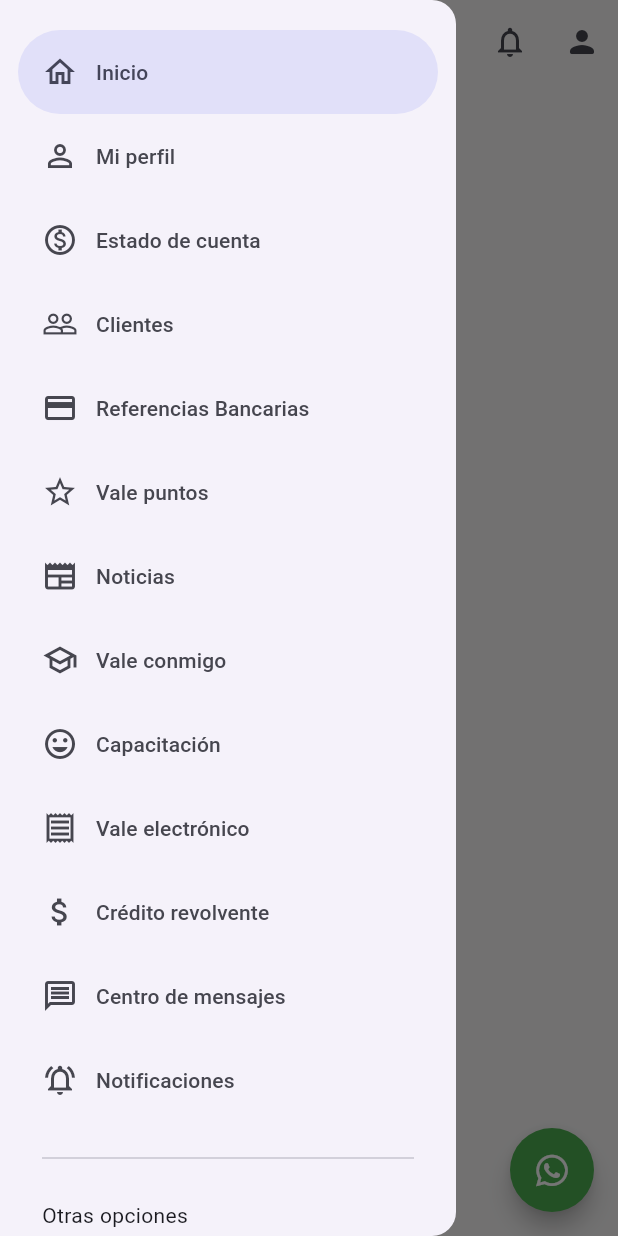
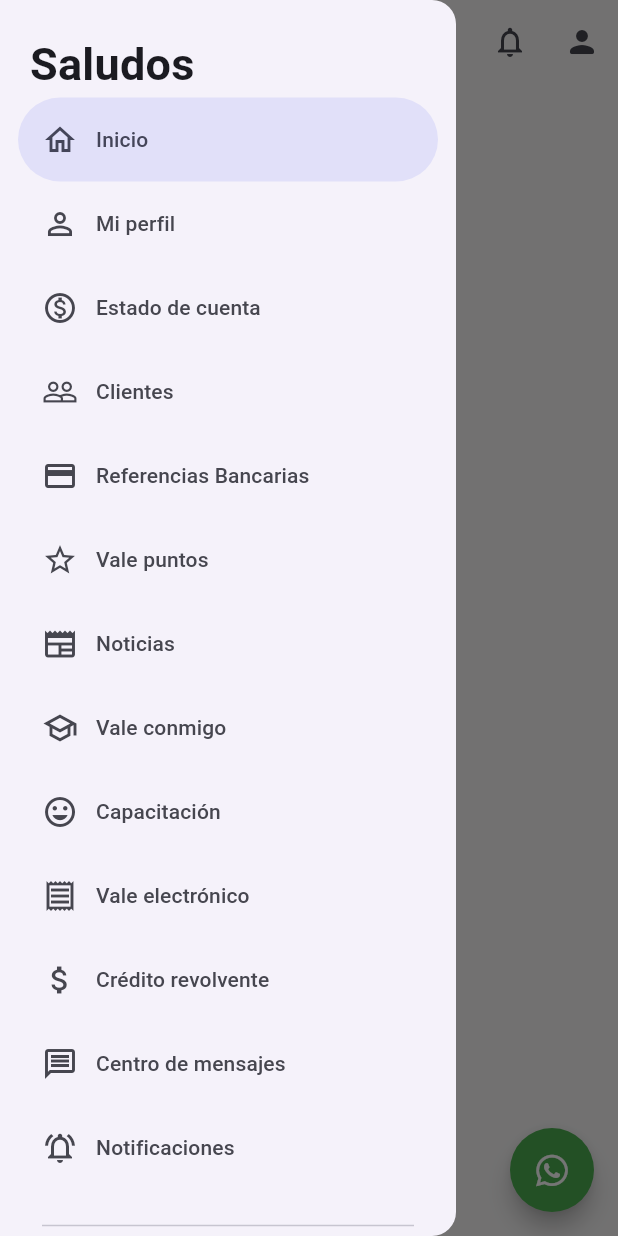
Before and after one commit to luislealdev/vales-app, a Flutter app: the screen it shows after launch, with the side drawer open, on a phone screen of 412 x 824 dp. Run offline on Flutter 3.47's test engine with Material 3 defaults, Android fonts, the phone set to English and light mode, and no system bars; our stand-ins replace flutter_dotenv, flutter_riverpod, font_awesome_flutter, go_router, google_fonts; project files that could hold a hidden picture were left out.

Commit message:
Routing on sidebar working

```diff
--- a/lib/features/shared/widgets/side_menu.dart
+++ b/lib/features/shared/widgets/side_menu.dart
@@ -19,6 +19,81 @@ class SideMenuState extends ConsumerState<SideMenu> {
     final hasNotch = MediaQuery.of(context).viewPadding.top > 35;
     final textStyles = Theme.of(context).textTheme;
 
+    final menuItems = [
+      {'text': "Inicio", 'icon': Icons.home_outlined, 'url': "/"},
+      {'text': "Mi perfil", 'icon': Icons.person_outline, 'url': "/profile"},
+      {
+        'text': "Estado de cuenta",
+        'icon': Icons.monetization_on_outlined,
+        'url': "/account_status"
+      },
+      {'text': "Clientes", 'icon': Icons.people_outline, 'url': "/clients"},
+      {
+        'text': "Referencias Bancarias",
+        'icon': Icons.credit_card_outlined,
+        'url': "/bank_references"
+      },
+      {
+        'text': "Vale puntos",
+        'icon': Icons.star_border_outlined,
+        'url': "/vale_points"
+      },
+      {'text': "Noticias", 'icon': Icons.newspaper_outlined, 'url': "/news"},
+      {
+        'text': "Vale conmigo",
+        'icon': Icons.school_outlined,
+        'url': "/vale_with_me"
+      },
+      {
+        'text': "Capacitación",
+        'icon': Icons.tag_faces_sharp,
+        'url': "/training"
+      },
+      {
+        'text': "Vale electrónico",
+        'icon': Icons.receipt_outlined,
+        'url': "/electronic_vale"
+      },
+      {
+        'text': "Crédito revolvente",
+        'icon': Icons.attach_money_outlined,
+        'url': "/revolving_credit"
+      },
+      {
+        'text': "Centro de mensajes",
+        'icon': Icons.message_outlined,
+        'url': "/message_center"
+      },
+      {
+        'text': "Notificaciones",
+        'icon': Icons.notifications_active_outlined,
+        'url': "/notifications"
+      },
+      {'text': "Contacto", 'icon': Icons.info_outline, 'url': "/contact"},
+      {
+        'text': "Herramientas",
+        'icon': Icons.engineering_outlined,
+        'url': "/tools"
+      },
+      {
+        'text': "Términos y condiciones",
+        'icon': Icons.backup_table_sharp,
+        'url': "/terms_and_conditions"
+      },
+      {
+        'text': "Cerrar sesión",
+        'icon': Icons.output_outlined,
+        'url': "/logout"
+      },
+    ];
+
+    List<NavigationDrawerDestination> navigationDestinations = menuItems
+        .map((item) => NavigationDrawerDestination(
+              icon: Icon(item['icon'] as IconData),
+              label: Text(item['text'] as String),
+            ))
+        .toList();
+
     return NavigationDrawer(
         elevation: 1,
         selectedIndex: navDrawerIndex,
@@ -27,110 +102,27 @@ class SideMenuState extends ConsumerState<SideMenu> {
             navDrawerIndex = value;
           });
 
-          // final menuItem = appMenuItems[value];
-          context.push( '/profile' );
+          // Navegar a la URL correspondiente
+          final menuItem = menuItems[value];
+          context.push(menuItem['url'] as String);
           widget.scaffoldKey.currentState?.closeDrawer();
         },
         children: [
           Padding(
             padding: EdgeInsets.fromLTRB(20, hasNotch ? 30 : 20, 16, 0),
-            // child: Text('Saludos', style: textStyles.titleMedium),
+            child: Text('Saludos', style: textStyles.titleMedium),
           ),
-
-          // Padding(
-          //   padding: const EdgeInsets.fromLTRB(20, 0, 16, 10),
-          //   child: Text('Tony Stark', style: textStyles.titleSmall ),
-          // ),
-
-          const NavigationDrawerDestination(
-            icon: Icon(Icons.home_outlined),
-            label: Text('Inicio'),
-          ),
-          const NavigationDrawerDestination(
-            icon: Icon(Icons.person_outline),
-            label: Text('Mi perfil'),
-          ),
-          const NavigationDrawerDestination(
-            icon: Icon(Icons.monetization_on_outlined),
-            label: Text('Estado de cuenta'),
-          ),
-          const NavigationDrawerDestination(
-            icon: Icon(Icons.people_outline),
-            label: Text('Clientes'),
-          ),
-          const NavigationDrawerDestination(
-            icon: Icon(Icons.credit_card_outlined),
-            label: Text('Referencias Bancarias'),
-          ),
-          const NavigationDrawerDestination(
-            icon: Icon(Icons.star_border_outlined),
-            label: Text('Vale puntos'),
-          ),
-          const NavigationDrawerDestination(
-            icon: Icon(Icons.newspaper_outlined),
-            label: Text('Noticias'),
-          ),
-          const NavigationDrawerDestination(
-            icon: Icon(Icons.school_outlined),
-            label: Text('Vale conmigo'),
-          ),
-          const NavigationDrawerDestination(
-            icon: Icon(Icons.tag_faces_sharp),
-            label: Text('Capacitación'),
-          ),
-          const NavigationDrawerDestination(
-            icon: Icon(Icons.receipt_outlined),
-            label: Text('Vale electrónico'),
-          ),
-          const NavigationDrawerDestination(
-            icon: Icon(Icons.attach_money_outlined),
-            label: Text('Crédito revolvente'),
-          ),
-          const NavigationDrawerDestination(
-            icon: Icon(Icons.message_outlined),
-            label: Text('Centro de mensajes'),
-          ),
-          const NavigationDrawerDestination(
-            icon: Icon(Icons.notifications_active_outlined),
-            label: Text('Notificaciones'),
-          ),
+          ...navigationDestinations.take(13), // Toma los primeros 13 destinos
 
           const Padding(
             padding: EdgeInsets.fromLTRB(28, 16, 28, 10),
             child: Divider(),
           ),
-
           const Padding(
             padding: EdgeInsets.fromLTRB(28, 10, 16, 10),
             child: Text('Otras opciones'),
           ),
-
-          const NavigationDrawerDestination(
-            icon: Icon(Icons.info_outline),
-            label: Text('Contacto'),
-          ),
-          const NavigationDrawerDestination(
-            icon: Icon(Icons.engineering_outlined),
-            label: Text('Herramientas'),
-          ),
-          const NavigationDrawerDestination(
-            icon: Icon(Icons.backup_table_sharp),
-            label: Text('Términos y condiciones'),
-          ),
-          const NavigationDrawerDestination(
-            icon: Icon(Icons.output_outlined),
-            label: Text('Cerrar sesión'),
-          ),
-
-          // Padding(
-          //   padding: const EdgeInsets.symmetric(horizontal: 20),
-          //   child: CustomFilledButton(
-          //     onPressed: () {
-          //       ref.read(authProvider.notifier).logout();
-          //     },
-          //     text: 'Cerrar sesión'
-          //   ),
-          // ),
+          ...navigationDestinations.skip(13), // Toma los destinos restantes
         ]);
   }
 }
```
